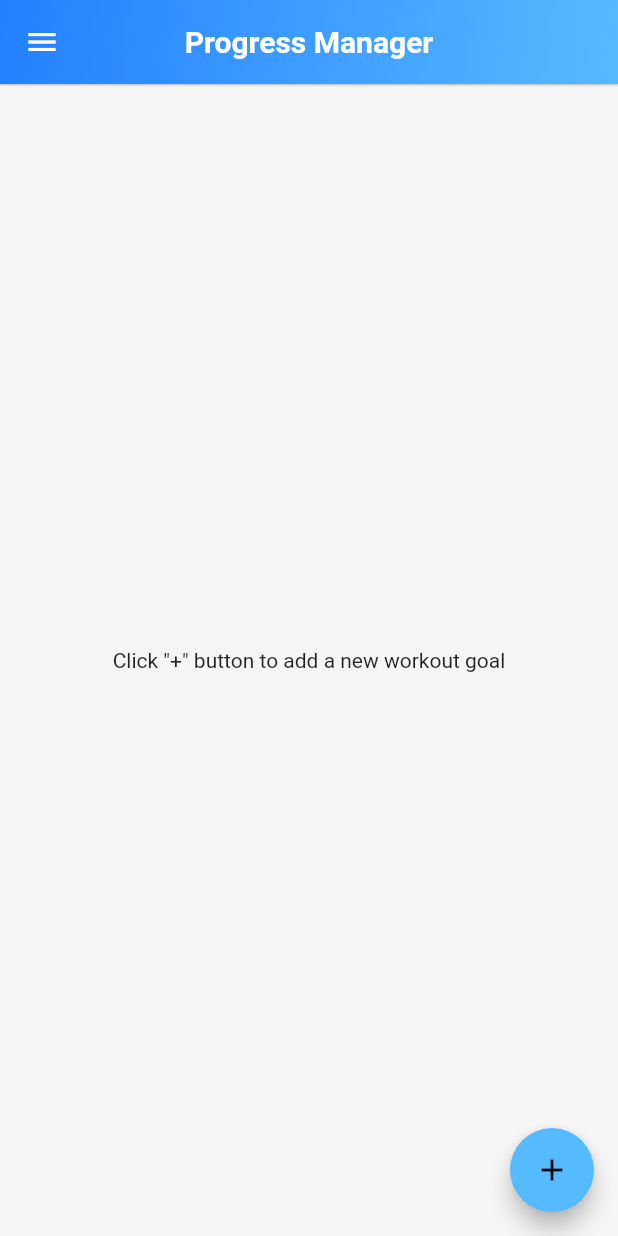
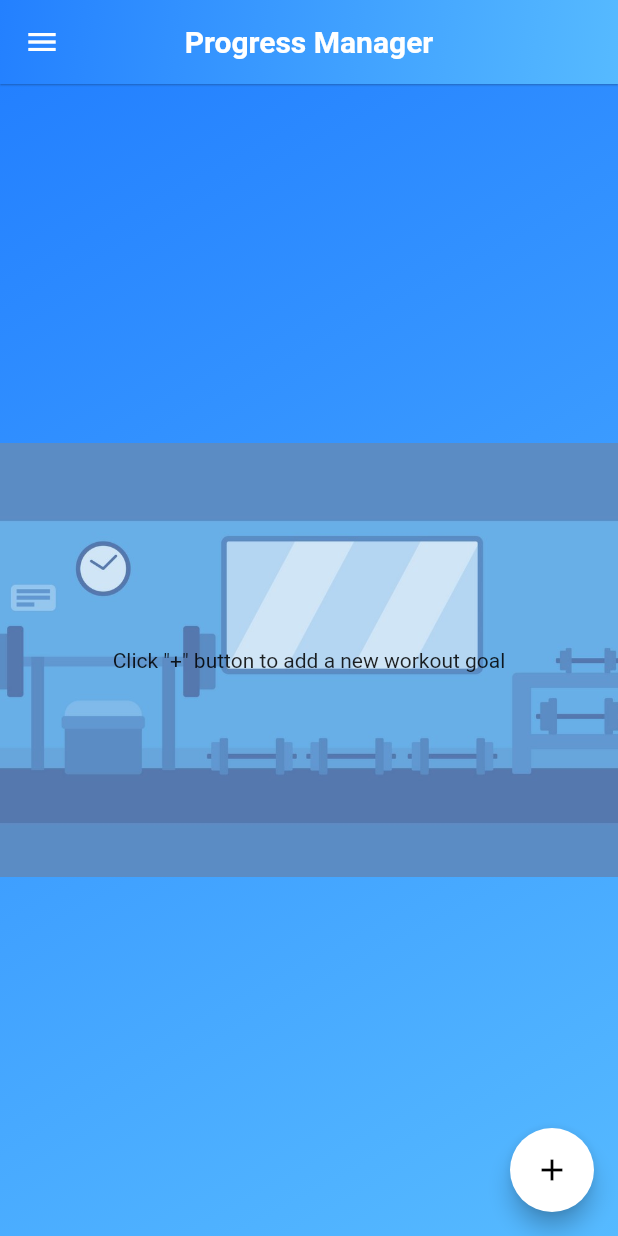
Before and after one commit to PraveenRoshane/Fitness-Tracker-App, a Flutter app: the ProgressHomePage screen opened directly, on a phone screen of 412 x 824 dp. Run offline on Flutter 3.47's test engine with Material 2 defaults, Android fonts, the phone set to English and light mode, and no system bars; our stand-ins replace cloud_firestore, firebase_auth, firebase_core, flutter_svg, font_awesome_flutter, hexcolor and 1 more; accounts and stored records are empty.

Commit message:
change background of progress list

```diff
--- a/lib/screens/progress_tracker/progress_home.dart
+++ b/lib/screens/progress_tracker/progress_home.dart
@@ -26,6 +26,8 @@ class ProgressHomePage extends StatelessWidget {
   ];*/
   @override
   Widget build(BuildContext context) {
+    var size = MediaQuery.of(context).size;
+
     return Scaffold(
       appBar: AppBar(
         title: const Text(
@@ -142,7 +144,22 @@ class ProgressHomePage extends StatelessWidget {
           ),
         ),
       ),
-      body: FutureBuilder<QuerySnapshot>(
+      body: Container(
+        height: size.height,
+        decoration: BoxDecoration(
+          gradient: LinearGradient(
+              begin: Alignment.topLeft,
+              end: Alignment.bottomRight,
+              colors: <Color>[
+                Theme.of(context).primaryColor,
+                Theme.of(context).colorScheme.secondary,
+              ]),
+          image: const DecorationImage(
+            image: AssetImage("assets/images/progressbackground.jpg"),
+            fit: BoxFit.fitWidth,
+          ),
+        ),
+        child: FutureBuilder<QuerySnapshot>(
           future: _reference.get(),
           builder: (context, snapshot) {
             if (snapshot.hasError) {
@@ -168,11 +185,13 @@ class ProgressHomePage extends StatelessWidget {
             }
           },
         ),
+      ),
       floatingActionButton: FloatingActionButton(
         onPressed: (() {
           Navigator.push(context,
               MaterialPageRoute(builder: (context) => const AddGoal()));
         }),
+        backgroundColor: Colors.white,
         child: const Icon(Icons.add),
       ),
     );
@@ -185,18 +204,21 @@ class ProgressHomePage extends StatelessWidget {
           )
         : ListView.builder(
             itemCount: workoutmodel.length,
-            itemBuilder: (context, index) => Card(
+            itemBuilder: (context, index) => Container(
+              height: 90,
+              margin: const EdgeInsets.symmetric(vertical: 7),
+              padding: const EdgeInsets.all(8),
+              child: Card(
                 child: ListTile(
                   title: Text(workoutmodel[index].goal),
-                subtitle: Text('Target Date:${workoutmodel[index].targetdate}'),
+                  subtitle:
+                      Text('Target Date:${workoutmodel[index].targetdate}'),
                   leading: CircleAvatar(
                     radius: 25,
                     child: Text(''),
                   ),
                   trailing: SizedBox(
                       width: 80,
-                    child: Padding(
-                      padding: const EdgeInsets.all(10),
                       child: Row(
                         children: [
                           InkWell(
@@ -240,8 +262,8 @@ class ProgressHomePage extends StatelessWidget {
                             },
                           ),
                         ],
+                      )),
                 ),
-                    )),
               ),
             ),
           );
```
Also changed, not shown: lib/screens/progress_tracker/widgets/search_bar.dart (added, +27 -0 lines), assets/images/progressbackground.jpg (added), lib/screens/progress_tracker/progress_search.dart (added). Lines whose indentation alone changed are shown as unchanged.
